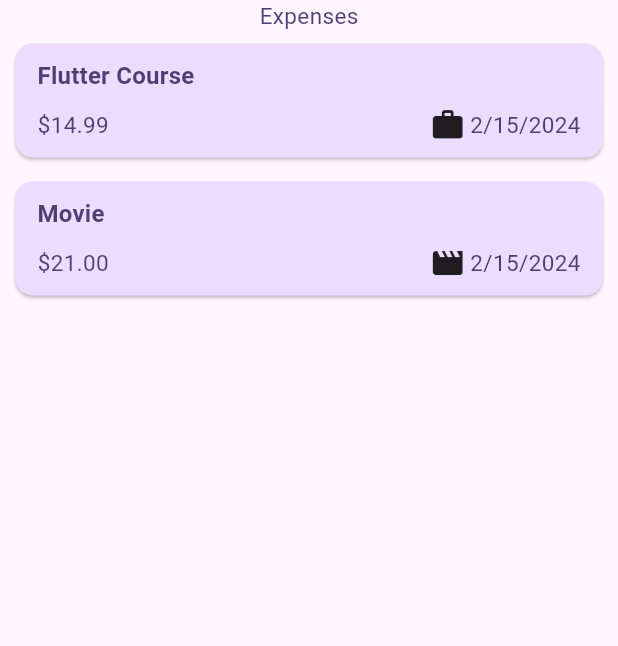
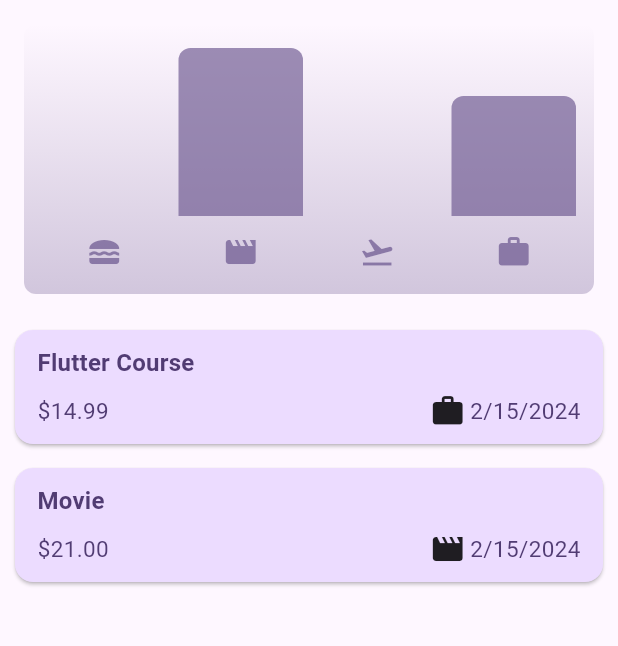
Before and after one commit to Kapil9861/Flutter, a Flutter app: the screen it shows after launch, on a phone screen of 412 x 824 dp, the part 84-730 px from its top. Run offline on Flutter 3.47's test engine with Material 3 defaults, Android fonts, the phone set to English and light mode, and no system bars; our stand-ins replace google_fonts.

Commit message:
Added chart that hows dynamic expenses in quantity

```diff
--- a/expense_tracker/lib/main.dart
+++ b/expense_tracker/lib/main.dart
@@ -8,6 +8,7 @@ var kDarkColorScheme = ColorScheme.fromSeed(
   brightness: Brightness.dark,
   seedColor: const Color.fromARGB(255, 5, 99, 125),
 );
+
 void main() {
   runApp(const MyApp());
 }
@@ -54,22 +55,27 @@ class MyApp extends StatelessWidget {
             fontSize: 18,
             fontWeight: FontWeight.normal,
             // this is not required as this will be overridden in the AppBar by its foreground Color
-              color:
-                  kColorScheme.onPrimaryContainer, //for manual and import use
+            color: kColorScheme.onPrimaryContainer, //for manual and import use
           ),
           titleMedium: TextStyle(
             fontSize: 16,
             fontWeight: FontWeight.bold,
             // this is not required as this will be overridden in the AppBar by its foreground Color
-              color:
-                  kColorScheme.onPrimaryContainer, //for manual and import use
+            color: kColorScheme.onPrimaryContainer, //for manual and import use
           ),
           bodyMedium: TextStyle(
             fontSize: 15,
             fontWeight: FontWeight.normal,
             // this is not required as this will be overridden in the AppBar by its foreground Color
             color: kColorScheme.onPrimaryContainer,
-            )),
+          ),
+          bodyLarge: TextStyle(
+            fontSize: 16,
+            fontWeight: FontWeight.normal,
+            // this is not required as this will be overridden in the AppBar by its foreground Color
+            color: kColorScheme.onPrimaryContainer,
+          ),
+        ),
         dialogTheme: const DialogTheme().copyWith(
           backgroundColor: kColorScheme.primaryContainer,
           //can't set foreground color so need to do it manually
--- a/expense_tracker/lib/models/expense_bucket.dart
+++ b/expense_tracker/lib/models/expense_bucket.dart
@@ -2,10 +2,14 @@ import 'package:expense_tracker/models/expense.dart';
 
 class ExpenseBucket {
   ExpenseBucket({required this.expenses, required this.category});
+  ExpenseBucket.forCategory(List<Expense> allExpenses, this.category)
+      : expenses = allExpenses
+            .where((expense) => expense.category == category)
+            .toList();
   final List<Expense> expenses;
   final Category category;
 
-  double get totalExpense {
+  double get totalExpenses {
     double sum = 0;
     for (final expense in expenses) {
       sum += expense.amount;
--- /dev/null
+++ b/expense_tracker/lib/widgets/chart/chart.dart
@@ -0,0 +1,96 @@
+import 'package:expense_tracker/models/expense_bucket.dart';
+import 'package:flutter/material.dart';
+
+import 'package:expense_tracker/widgets/chart/chart_bar.dart';
+import 'package:expense_tracker/models/expense.dart';
+
+class Chart extends StatelessWidget {
+  const Chart({super.key, required this.expenses});
+
+  final List<Expense> expenses;
+
+  List<ExpenseBucket> get buckets {
+    return [
+      ExpenseBucket.forCategory(expenses, Category.food),
+      ExpenseBucket.forCategory(expenses, Category.leisure),
+      ExpenseBucket.forCategory(expenses, Category.travel),
+      ExpenseBucket.forCategory(expenses, Category.work),
+    ];
+  }
+
+  double get maxTotalExpense {
+    double maxTotalExpense = 0;
+
+    for (final bucket in buckets) {
+      if (bucket.totalExpenses > maxTotalExpense) {
+        maxTotalExpense = bucket.totalExpenses;
+      }
+    }
+
+    return maxTotalExpense;
+  }
+
+  @override
+  Widget build(BuildContext context) {
+    final isDarkMode =
+        MediaQuery.of(context).platformBrightness == Brightness.dark;
+    return Container(
+      margin: const EdgeInsets.all(16),
+      padding: const EdgeInsets.symmetric(
+        vertical: 16,
+        horizontal: 8,
+      ),
+      width: double.infinity,
+      height: 180,
+      decoration: BoxDecoration(
+        borderRadius: BorderRadius.circular(8),
+        gradient: LinearGradient(
+          colors: [
+            Theme.of(context).colorScheme.primary.withOpacity(0.3),
+            Theme.of(context).colorScheme.primary.withOpacity(0.0)
+          ],
+          begin: Alignment.bottomCenter,
+          end: Alignment.topCenter,
+        ),
+      ),
+      child: Column(
+        children: [
+          Expanded(
+            child: Row(
+              crossAxisAlignment: CrossAxisAlignment.end,
+              children: [
+                for (final bucket in buckets) // alternative to map()
+                  ChartBar(
+                    fill: bucket.totalExpenses == 0
+                        ? 0
+                        : bucket.totalExpenses / maxTotalExpense,
+                  )
+              ],
+            ),
+          ),
+          const SizedBox(height: 12),
+          Row(
+            children: buckets
+                .map(
+                  (bucket) => Expanded(
+                    child: Padding(
+                      padding: const EdgeInsets.symmetric(horizontal: 4),
+                      child: Icon(
+                        categoryIcons[bucket.category],
+                        color: isDarkMode
+                            ? Theme.of(context).colorScheme.secondary
+                            : Theme.of(context)
+                                .colorScheme
+                                .primary
+                                .withOpacity(0.7),
+                      ),
+                    ),
+                  ),
+                )
+                .toList(),
+          )
+        ],
+      ),
+    );
+  }
+}
--- /dev/null
+++ b/expense_tracker/lib/widgets/chart/chart_bar.dart
@@ -0,0 +1,34 @@
+import 'package:flutter/material.dart';
+
+class ChartBar extends StatelessWidget {
+  const ChartBar({
+    super.key,
+    required this.fill,
+  });
+
+  final double fill;
+
+  @override
+  Widget build(BuildContext context) {
+    final isDarkMode =
+        MediaQuery.of(context).platformBrightness == Brightness.dark;
+    return Expanded(
+      child: Padding(
+        padding: const EdgeInsets.symmetric(horizontal: 4),
+        child: FractionallySizedBox(
+          heightFactor: fill,
+          child: DecoratedBox(
+            decoration: BoxDecoration(
+              shape: BoxShape.rectangle,
+              borderRadius:
+                  const BorderRadius.vertical(top: Radius.circular(8)),
+              color: isDarkMode
+                  ? Theme.of(context).colorScheme.secondary
+                  : Theme.of(context).colorScheme.primary.withOpacity(0.65),
+            ),
+          ),
+        ),
+      ),
+    );
+  }
+}
--- a/expense_tracker/lib/widgets/expenses.dart
+++ b/expense_tracker/lib/widgets/expenses.dart
@@ -1,3 +1,4 @@
+import 'package:expense_tracker/widgets/chart/chart.dart';
 import 'package:expense_tracker/widgets/expenses_list/expenses_list.dart';
 import 'package:expense_tracker/models/expense.dart';
 import 'package:expense_tracker/widgets/new_expenses.dart';
@@ -83,7 +84,7 @@ class _ExpensesState extends State<Expenses> {
       body: Column(
         children: [
           (_registeredExpenses.isNotEmpty)
-              ? const Text("Expenses")
+              ? Chart(expenses: _registeredExpenses)
               : Center(
                   heightFactor: 4,
                   child: Text(
--- a/expense_tracker/lib/widgets/new_expenses.dart
+++ b/expense_tracker/lib/widgets/new_expenses.dart
@@ -1,4 +1,4 @@
-// import 'package:expense_tracker/main.dart';
+import 'package:expense_tracker/main.dart';
 import 'package:flutter/material.dart';
 import 'package:expense_tracker/models/expense.dart';
 import 'package:google_fonts/google_fonts.dart';
```
Lines whose indentation alone changed are shown as unchanged.
